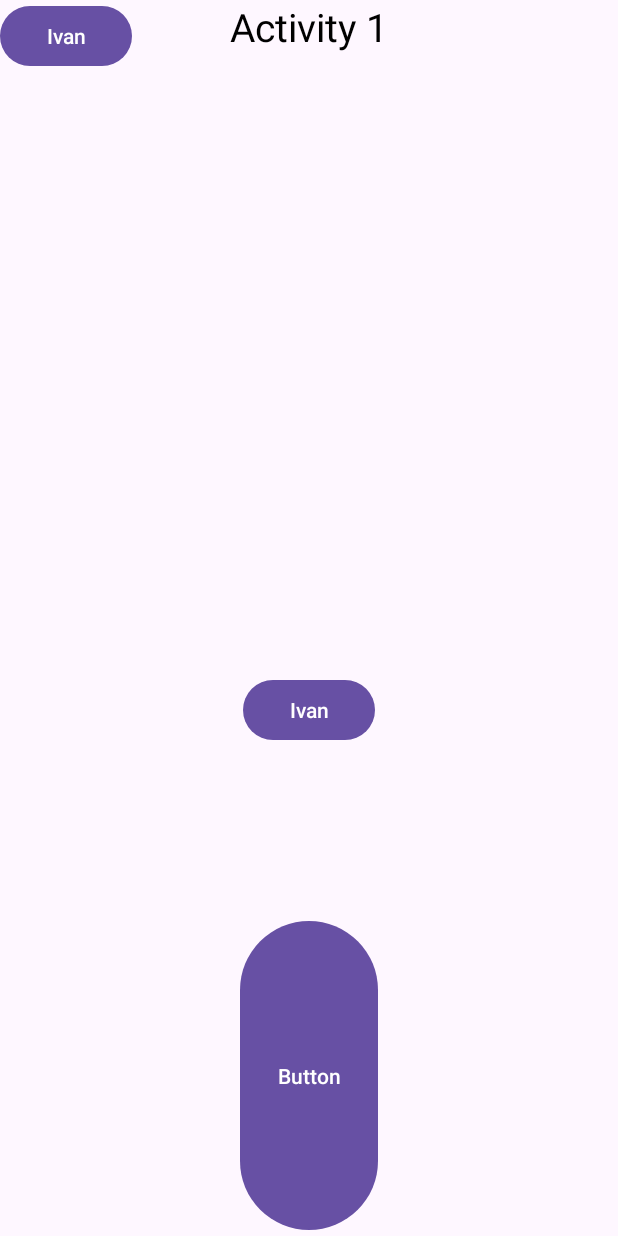
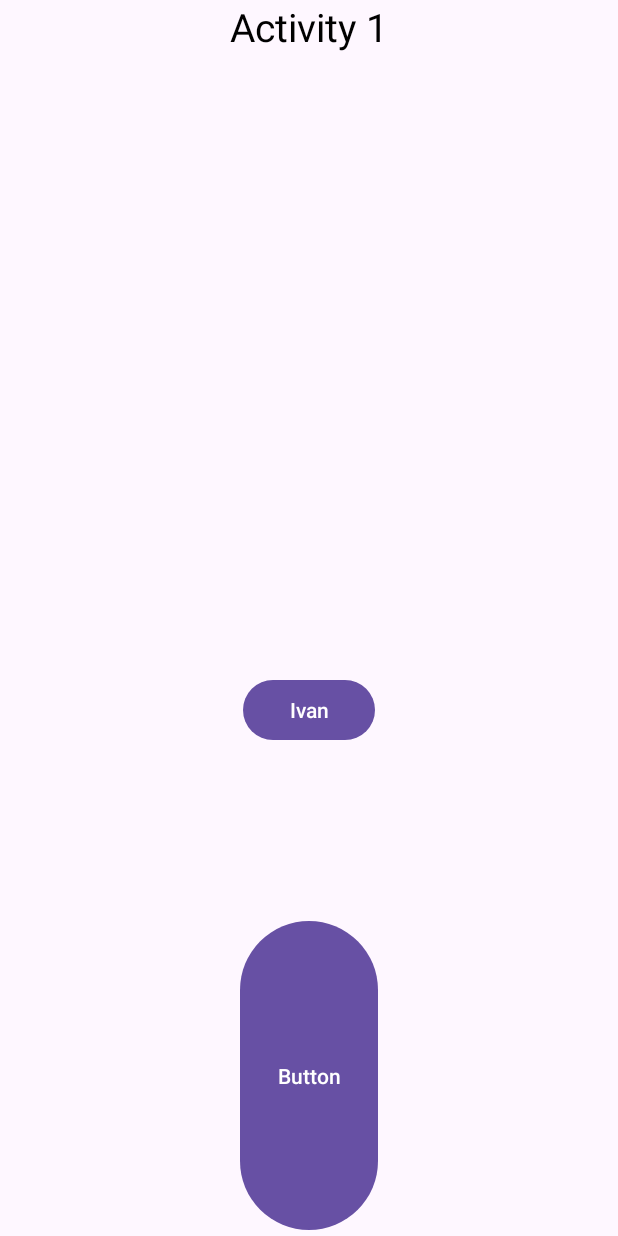
Before and after one commit to Dark045NL/Doner_Map, an Android app: the screen it shows after launch (MainActivity), on a phone screen of 412 x 824 dp. Run offline under Robolectric (Android 15) with nearby library versions, the light colour scheme and no system bars.

Commit message:
update nav

```diff
--- a/app/src/main/res/layout/activity_main.xml
+++ b/app/src/main/res/layout/activity_main.xml
@@ -50,13 +50,6 @@
             app:layout_constraintStart_toStartOf="parent"
             app:layout_constraintTop_toBottomOf="@+id/textView" />
 
-        <Button
-            android:id="@+id/Ivan"
-            android:layout_width="wrap_content"
-            android:layout_height="wrap_content"
-            android:text="Ivan"
-            tools:layout_editor_absoluteX="154dp"
-            tools:layout_editor_absoluteY="160dp" />
 
     </androidx.constraintlayout.widget.ConstraintLayout>
 
```
